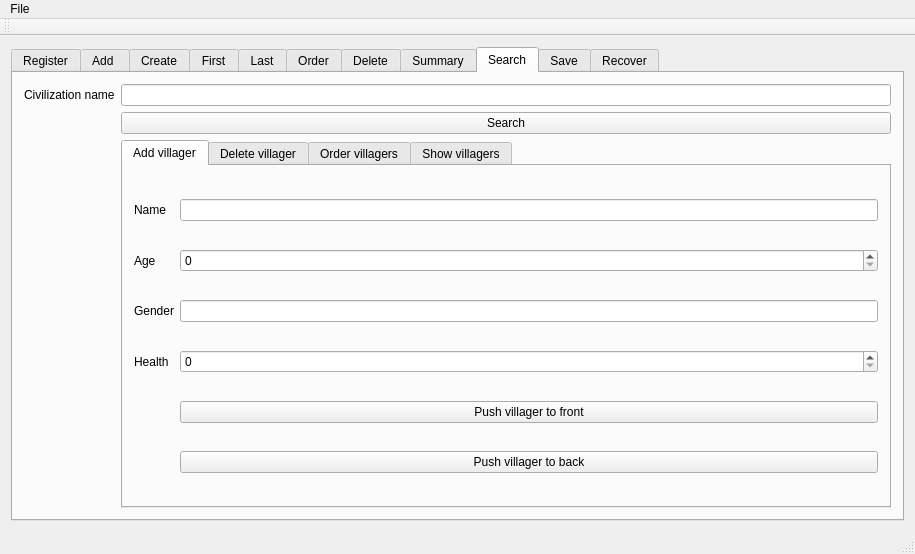
Before: the Qt Designer form Interfaz/interfaz/mainwindow.ui in Burinson/civilization, drawn with Qt 5.
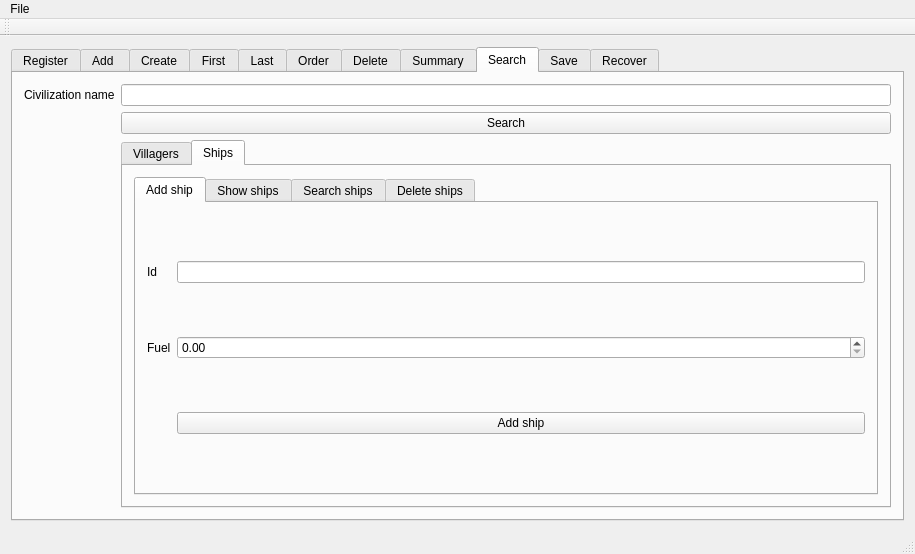
After: the same form once the commit is applied. The open tabs and pages were chosen to show the change.

Commit message: Finished 'add ships' function

```diff
--- a/Interfaz/interfaz/mainwindow.ui
+++ b/Interfaz/interfaz/mainwindow.ui
@@ -18,7 +18,7 @@
     <item row="0" column="0">
      <widget class="QTabWidget" name="tabWidget">
       <property name="currentIndex">
-       <number>10</number>
+       <number>8</number>
       </property>
       <widget class="QWidget" name="tab">
        <attribute name="title">
@@ -285,6 +285,9 @@
         <string>Search</string>
        </attribute>
        <layout class="QGridLayout" name="gridLayout_10">
+        <item row="0" column="1">
+         <widget class="QLineEdit" name="civilization_search_input"/>
+        </item>
         <item row="0" column="0">
          <widget class="QLabel" name="label_11">
           <property name="text">
@@ -292,20 +295,20 @@
           </property>
          </widget>
         </item>
-        <item row="1" column="1">
-         <widget class="QPushButton" name="search_civilization_input">
-          <property name="text">
-           <string>Search</string>
-          </property>
-         </widget>
-        </item>
-        <item row="0" column="1">
-         <widget class="QLineEdit" name="civilization_search_input"/>
-        </item>
         <item row="2" column="1">
+         <widget class="QTabWidget" name="tabWidget_3">
+          <property name="currentIndex">
+           <number>1</number>
+          </property>
+          <widget class="QWidget" name="tab_19">
+           <attribute name="title">
+            <string>Villagers</string>
+           </attribute>
+           <layout class="QGridLayout" name="gridLayout_20">
+            <item row="0" column="0">
          <widget class="QTabWidget" name="menu_options">
           <property name="currentIndex">
-           <number>3</number>
+               <number>0</number>
           </property>
           <widget class="QWidget" name="tab_10">
            <attribute name="title">
@@ -490,6 +493,103 @@
             </item>
            </layout>
           </widget>
+             </widget>
+            </item>
+           </layout>
+          </widget>
+          <widget class="QWidget" name="tab_20">
+           <attribute name="title">
+            <string>Ships</string>
+           </attribute>
+           <layout class="QGridLayout" name="gridLayout_21">
+            <item row="0" column="0">
+             <widget class="QTabWidget" name="tabWidget_4">
+              <property name="currentIndex">
+               <number>0</number>
+              </property>
+              <widget class="QWidget" name="tab_21">
+               <attribute name="title">
+                <string>Add ship</string>
+               </attribute>
+               <layout class="QGridLayout" name="gridLayout_23">
+                <item row="1" column="1">
+                 <widget class="QDoubleSpinBox" name="ship_fuel">
+                  <property name="maximum">
+                   <double>100.000000000000000</double>
+                  </property>
+                 </widget>
+                </item>
+                <item row="0" column="1">
+                 <widget class="QLineEdit" name="ship_id"/>
+                </item>
+                <item row="1" column="0">
+                 <widget class="QLabel" name="label_19">
+                  <property name="text">
+                   <string>Fuel</string>
+                  </property>
+                 </widget>
+                </item>
+                <item row="0" column="0">
+                 <widget class="QLabel" name="label_18">
+                  <property name="text">
+                   <string>Id</string>
+                  </property>
+                 </widget>
+                </item>
+                <item row="2" column="1">
+                 <widget class="QPushButton" name="add_ship">
+                  <property name="text">
+                   <string>Add ship</string>
+                  </property>
+                 </widget>
+                </item>
+               </layout>
+              </widget>
+              <widget class="QWidget" name="tab_22">
+               <attribute name="title">
+                <string>Show ships</string>
+               </attribute>
+              </widget>
+              <widget class="QWidget" name="tab_23">
+               <attribute name="title">
+                <string>Search ships</string>
+               </attribute>
+              </widget>
+              <widget class="QWidget" name="tab_24">
+               <attribute name="title">
+                <string>Delete ships</string>
+               </attribute>
+               <layout class="QGridLayout" name="gridLayout_22">
+                <item row="0" column="0">
+                 <widget class="QTabWidget" name="tabWidget_5">
+                  <property name="currentIndex">
+                   <number>1</number>
+                  </property>
+                  <widget class="QWidget" name="tab_25">
+                   <attribute name="title">
+                    <string>By id</string>
+                   </attribute>
+                  </widget>
+                  <widget class="QWidget" name="tab_26">
+                   <attribute name="title">
+                    <string>By fuel</string>
+                   </attribute>
+                  </widget>
+                 </widget>
+                </item>
+               </layout>
+              </widget>
+             </widget>
+            </item>
+           </layout>
+          </widget>
+         </widget>
+        </item>
+        <item row="1" column="1">
+         <widget class="QPushButton" name="search_civilization_input">
+          <property name="text">
+           <string>Search</string>
+          </property>
          </widget>
         </item>
        </layout>
```
Lines whose indentation alone changed are shown as unchanged. The commit also changes 29 other files.
